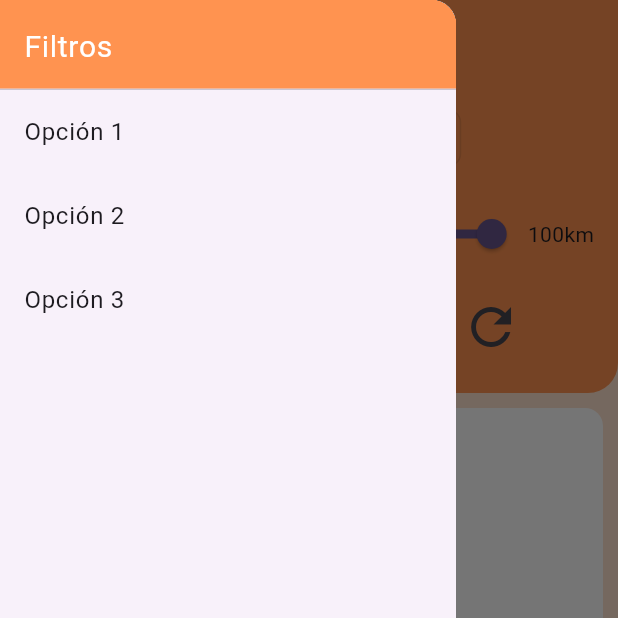
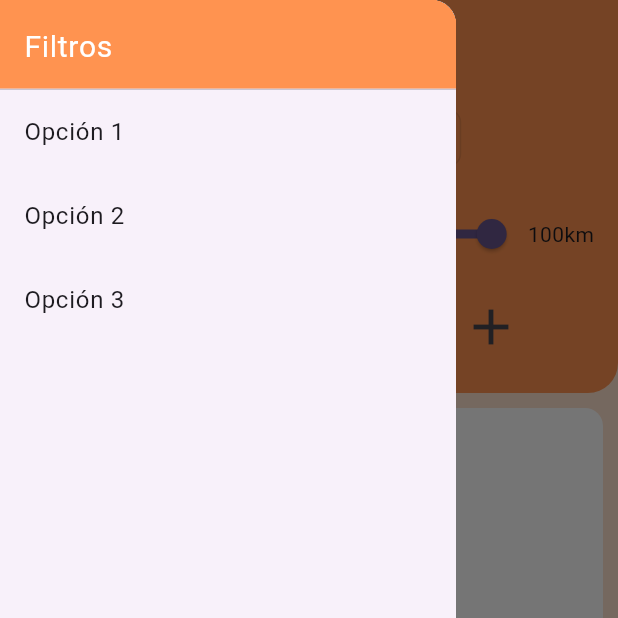
Before and after one commit to oskar4231/MyGasolineraFlutter, a Flutter app: the Layouthome screen opened directly, with the side drawer open, on a phone screen of 412 x 824 dp, the top half of it. Run offline on Flutter 3.47's test engine with Material 3 defaults, Android fonts, the phone set to English and light mode, and no system bars; our stand-ins replace geolocator, google_maps_flutter, image_picker, permission_handler; network calls fail.

Commit message:
pequeño cambio en icono mas

```diff
--- a/lib/principal/layouthome.dart
+++ b/lib/principal/layouthome.dart
@@ -313,8 +313,10 @@ class _LayouthomeState extends State<Layouthome> {
                       const Icon(Icons.stars, size: 40),
                       const Icon(Icons.arrow_upward, size: 40),
                       IconButton(
-                        icon: const Icon(Icons.refresh, size: 40),
-                        onPressed: _recargarDatos,
+                        icon: const Icon(Icons.add, size: 40),
+                         onPressed: () {
+                          scaffoldKey.currentState?.openDrawer();
+                        },
                       ),
                     ],
                   ),
```
